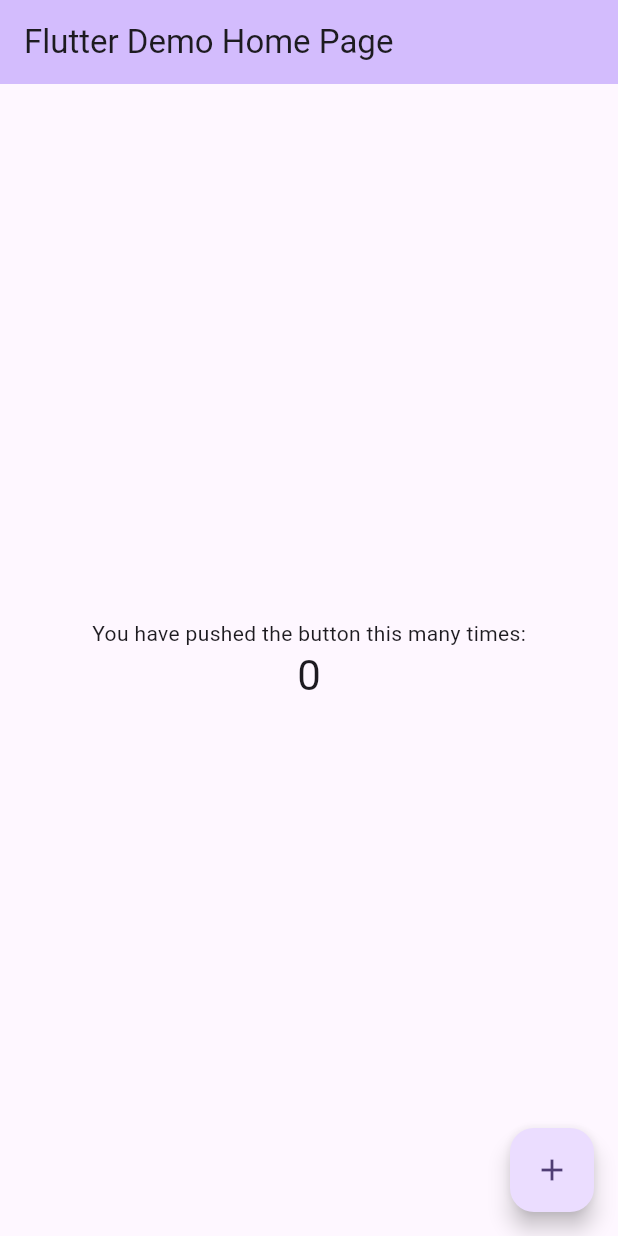
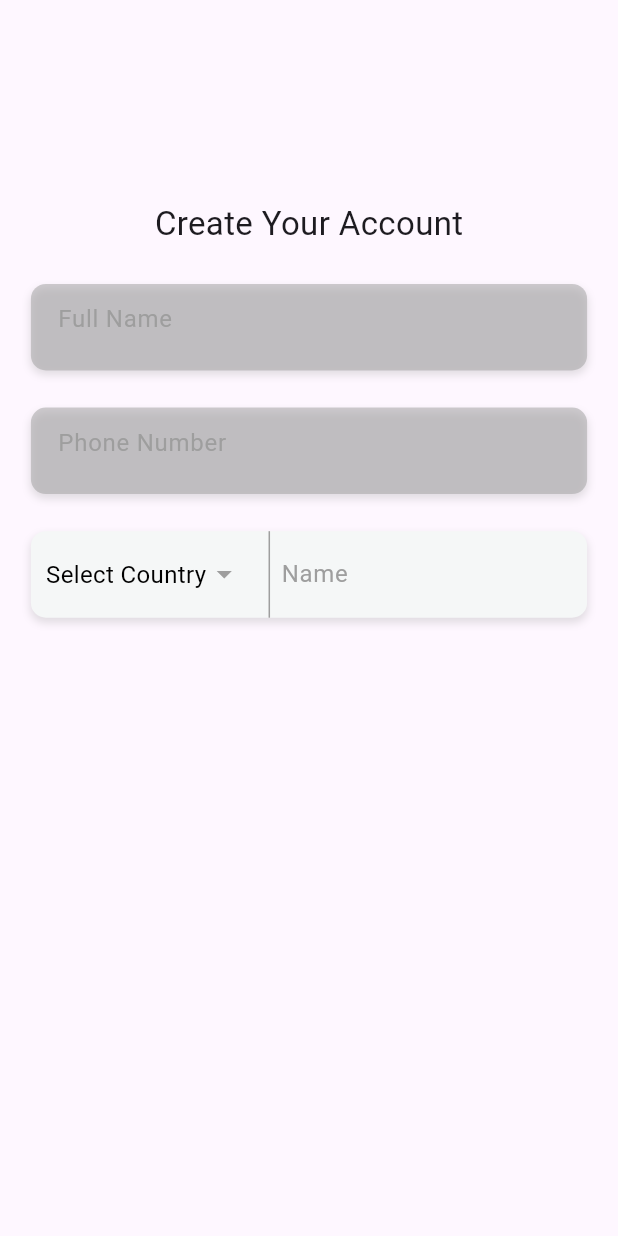
Before and after one commit to allaharakha786/Multi-vender, a Flutter app: the screen it shows after launch, on a phone screen of 412 x 824 dp. Run offline on Flutter 3.47's test engine with Material 3 defaults, Android fonts, the phone set to English and light mode, and no system bars; our stand-ins replace country_picker, flutter_screenutil, flutter_svg, get; project files that could hold a hidden picture were left out.

```diff
--- a/analysis_options.yaml
+++ b/analysis_options.yaml
@@ -7,7 +7,7 @@
 
 # The following line activates a set of recommended lints for Flutter apps,
 # packages, and plugins designed to encourage good coding practices.
-include: package:flutter_lints/flutter.yaml
+# include: package:flutter_lints/flutter.yaml
 
 linter:
   # The lint rules applied to this project can be customized in the
--- a/lib/main.dart
+++ b/lib/main.dart
@@ -1,4 +1,10 @@
 import 'package:flutter/material.dart';
+import 'package:flutter_screenutil/flutter_screenutil.dart';
+import 'package:get/get.dart';
+import 'package:multi_vender/view/screens/splash/splash_screen.dart';
+
+import 'view/screens/authentication/signup_screen.dart';
+import 'view/screens/splash/role_screen.dart';
 
 void main() {
   runApp(const MyApp());
@@ -10,116 +16,17 @@ class MyApp extends StatelessWidget {
   // This widget is the root of your application.
   @override
   Widget build(BuildContext context) {
-    return MaterialApp(
-      title: 'Flutter Demo',
-      theme: ThemeData(
-        // This is the theme of your application.
-        //
-        // TRY THIS: Try running your application with "flutter run". You'll see
-        // the application has a purple toolbar. Then, without quitting the app,
-        // try changing the seedColor in the colorScheme below to Colors.green
-        // and then invoke "hot reload" (save your changes or press the "hot
-        // reload" button in a Flutter-supported IDE, or press "r" if you used
-        // the command line to start the app).
-        //
-        // Notice that the counter didn't reset back to zero; the application
-        // state is not lost during the reload. To reset the state, use hot
-        // restart instead.
-        //
-        // This works for code too, not just values: Most code changes can be
-        // tested with just a hot reload.
-        colorScheme: ColorScheme.fromSeed(seedColor: Colors.deepPurple),
-        useMaterial3: true,
+  Size mediaQuerySize = MediaQuery.of(context).size;
+
+    return ScreenUtilInit(
+      designSize:Size(mediaQuerySize.width,mediaQuerySize.height),
+    minTextAdapt: true,
+    splitScreenMode: true,
+      child: GetMaterialApp(
+      debugShowCheckedModeBanner: false,
+
+        home:  SignupScreen()
       ),
-      home: const MyHomePage(title: 'Flutter Demo Home Page'),
     );
   }
 }
-
-class MyHomePage extends StatefulWidget {
-  const MyHomePage({super.key, required this.title});
-
-  // This widget is the home page of your application. It is stateful, meaning
-  // that it has a State object (defined below) that contains fields that affect
-  // how it looks.
-
-  // This class is the configuration for the state. It holds the values (in this
-  // case the title) provided by the parent (in this case the App widget) and
-  // used by the build method of the State. Fields in a Widget subclass are
-  // always marked "final".
-
-  final String title;
-
-  @override
-  State<MyHomePage> createState() => _MyHomePageState();
-}
-
-class _MyHomePageState extends State<MyHomePage> {
-  int _counter = 0;
-
-  void _incrementCounter() {
-    setState(() {
-      // This call to setState tells the Flutter framework that something has
-      // changed in this State, which causes it to rerun the build method below
-      // so that the display can reflect the updated values. If we changed
-      // _counter without calling setState(), then the build method would not be
-      // called again, and so nothing would appear to happen.
-      _counter++;
-    });
-  }
-
-  @override
-  Widget build(BuildContext context) {
-    // This method is rerun every time setState is called, for instance as done
-    // by the _incrementCounter method above.
-    //
-    // The Flutter framework has been optimized to make rerunning build methods
-    // fast, so that you can just rebuild anything that needs updating rather
-    // than having to individually change instances of widgets.
-    return Scaffold(
-      appBar: AppBar(
-        // TRY THIS: Try changing the color here to a specific color (to
-        // Colors.amber, perhaps?) and trigger a hot reload to see the AppBar
-        // change color while the other colors stay the same.
-        backgroundColor: Theme.of(context).colorScheme.inversePrimary,
-        // Here we take the value from the MyHomePage object that was created by
-        // the App.build method, and use it to set our appbar title.
-        title: Text(widget.title),
-      ),
-      body: Center(
-        // Center is a layout widget. It takes a single child and positions it
-        // in the middle of the parent.
-        child: Column(
-          // Column is also a layout widget. It takes a list of children and
-          // arranges them vertically. By default, it sizes itself to fit its
-          // children horizontally, and tries to be as tall as its parent.
-          //
-          // Column has various properties to control how it sizes itself and
-          // how it positions its children. Here we use mainAxisAlignment to
-          // center the children vertically; the main axis here is the vertical
-          // axis because Columns are vertical (the cross axis would be
-          // horizontal).
-          //
-          // TRY THIS: Invoke "debug painting" (choose the "Toggle Debug Paint"
-          // action in the IDE, or press "p" in the console), to see the
-          // wireframe for each widget.
-          mainAxisAlignment: MainAxisAlignment.center,
-          children: <Widget>[
-            const Text(
-              'You have pushed the button this many times:',
-            ),
-            Text(
-              '$_counter',
-              style: Theme.of(context).textTheme.headlineMedium,
-            ),
-          ],
-        ),
-      ),
-      floatingActionButton: FloatingActionButton(
-        onPressed: _incrementCounter,
-        tooltip: 'Increment',
-        child: const Icon(Icons.add),
-      ), // This trailing comma makes auto-formatting nicer for build methods.
-    );
-  }
-}
--- /dev/null
+++ b/lib/view/screens/authentication/signup_screen.dart
@@ -0,0 +1,32 @@
+import 'package:flutter/material.dart';
+import 'package:flutter_screenutil/flutter_screenutil.dart';
+import 'package:multi_vender/view/widgets/customField.dart';
+
+import '../../widgets/countery_picker_widget.dart';
+
+class SignupScreen extends StatelessWidget {
+  const SignupScreen({super.key});
+
+  @override
+  Widget build(BuildContext context) {
+    Size mediaQuerySize = MediaQuery.of(context).size;
+    return Scaffold(
+      body: SafeArea(child:
+      Padding(
+        padding: const EdgeInsets.symmetric(horizontal: 15,vertical: 10),
+        child: Column(
+          children: [
+            SizedBox(height: mediaQuerySize.height*0.15.h,),
+          Center(child: Text('Create Your Account',style: TextStyle(fontSize: 22,fontWeight: FontWeight.w400),)),
+          SizedBox(height: mediaQuerySize.height*0.03.h,),
+          Customfield(text: 'Full Name',),
+          SizedBox(height: mediaQuerySize.height*0.03.h,),
+          Customfield(text: 'Phone Number',),
+          SizedBox(height: mediaQuerySize.height*0.03.h,),
+     CountryPickerContainer()
+          ],
+        ),
+      )),
+    );
+  }
+}
--- /dev/null
+++ b/lib/view/widgets/countery_picker_widget.dart
@@ -0,0 +1,77 @@
+import 'package:country_picker/country_picker.dart';
+import 'package:flutter/material.dart';
+
+class CountryPickerContainer extends StatefulWidget {
+  @override
+  _CountryPickerContainerState createState() => _CountryPickerContainerState();
+}
+
+class _CountryPickerContainerState extends State<CountryPickerContainer> {
+  Country? _selectedCountry;
+
+  @override
+  Widget build(BuildContext context) {
+    return Container(
+      height: MediaQuery.of(context).size.height * 0.07,
+      width: MediaQuery.of(context).size.width * 0.9,
+      decoration: BoxDecoration(
+        color: Color(0xffF5F7F7),
+        boxShadow: [
+          BoxShadow(
+            blurRadius: 4,
+            spreadRadius: 0,
+            offset: Offset(0, 3),
+            color: Colors.grey.withOpacity(0.3), // Shadow color
+          ),
+        ],
+        borderRadius: BorderRadius.circular(10),
+      ),
+      child: Row(
+        mainAxisAlignment: MainAxisAlignment.start,
+        children: [
+          Padding(
+            padding: const EdgeInsets.symmetric(horizontal: 10),
+            child: InkWell(
+              onTap: () {
+                showCountryPicker(
+                  context: context,
+                  showPhoneCode: true, // Show country code
+                  onSelect: (Country country) {
+                    setState(() {
+                      _selectedCountry = country;
+                    });
+                  },
+                );
+              },
+              child: Row(
+                children: [
+                  Text(
+                    _selectedCountry != null
+                        ? "${_selectedCountry!.flagEmoji} +${_selectedCountry!.phoneCode}"
+                        : "Select Country",
+                    style: TextStyle(
+                      color: Colors.black,
+                      fontSize: 16,
+                    ),
+                  ),
+                  Icon(Icons.arrow_drop_down, color: Colors.grey),
+                ],
+              ),
+            ),
+          ),
+          VerticalDivider(color: Colors.grey), // Divider between dropdown and text field
+          Expanded(
+            child: TextField(
+              decoration: InputDecoration(
+                hintText: 'Name',
+                border: InputBorder.none, // Removes the underline
+                hintStyle: TextStyle(color: Colors.grey),
+              ),
+              style: TextStyle(color: Colors.black),
+            ),
+          ),
+        ],
+      ),
+    );
+  }
+}
--- /dev/null
+++ b/lib/view/widgets/customField.dart
@@ -0,0 +1,43 @@
+import 'package:flutter/material.dart';
+import 'package:flutter_screenutil/flutter_screenutil.dart';
+
+class Customfield extends StatelessWidget {
+  final String text;
+   Customfield({super.key,required this.text});
+
+  @override
+  Widget build(BuildContext context) {
+    Size mediaQuerySize = MediaQuery.of(context).size;
+    return Container(
+  height: mediaQuerySize.height * 0.07.h,
+  width: mediaQuerySize.width * 0.9.w,
+  decoration: BoxDecoration(
+    color: Colors.grey.withOpacity(0.5),
+    boxShadow: [
+      BoxShadow(
+        blurRadius: 4,
+        spreadRadius: 0,
+        offset: Offset(0, 3),
+        color: Colors.grey.withOpacity(0.3), // Shadow color
+      ),
+    ],
+    borderRadius: BorderRadius.circular(10),
+  ),
+  child: Padding(
+    padding: const EdgeInsets.symmetric(horizontal: 10),
+    child: TextField(
+
+      decoration: InputDecoration(
+
+        contentPadding: EdgeInsets.only(left: 8),
+        hintText: text,
+        border: InputBorder.none, // Removes the underline
+        hintStyle: TextStyle(color: Colors.grey), // Customize hint style
+      ),
+      style: TextStyle(color: Colors.black), // Customize input text style
+    ),
+  ),
+);
+
+  }
+}
```
Also changed, not shown: lib/controllers/utils/app_colors.dart (added, +8 -0 lines), lib/view/screens/splash/role_screen.dart (added, +86 -0 lines), lib/view/screens/splash/splash_screen.dart (added, +137 -0 lines), lib/view/widgets/custom_button.dart (added, +23 -0 lines), lib/view/widgets/custom_user_widget.dart (added, +63 -0 lines), pubspec.yaml (+7 -2 lines), assets/images/doer_image.png (added), assets/images/poster_image.png (added), assets/images/splash_background.png (added), assets/images/splash_image.png (added), assets/svg/post_img.svg (added), assets/svg/splash_bg.svg (added), assets/svg/splash_img.svg (added), lib/controllers/getxControllers/empty.dart (added), 1 more files.
